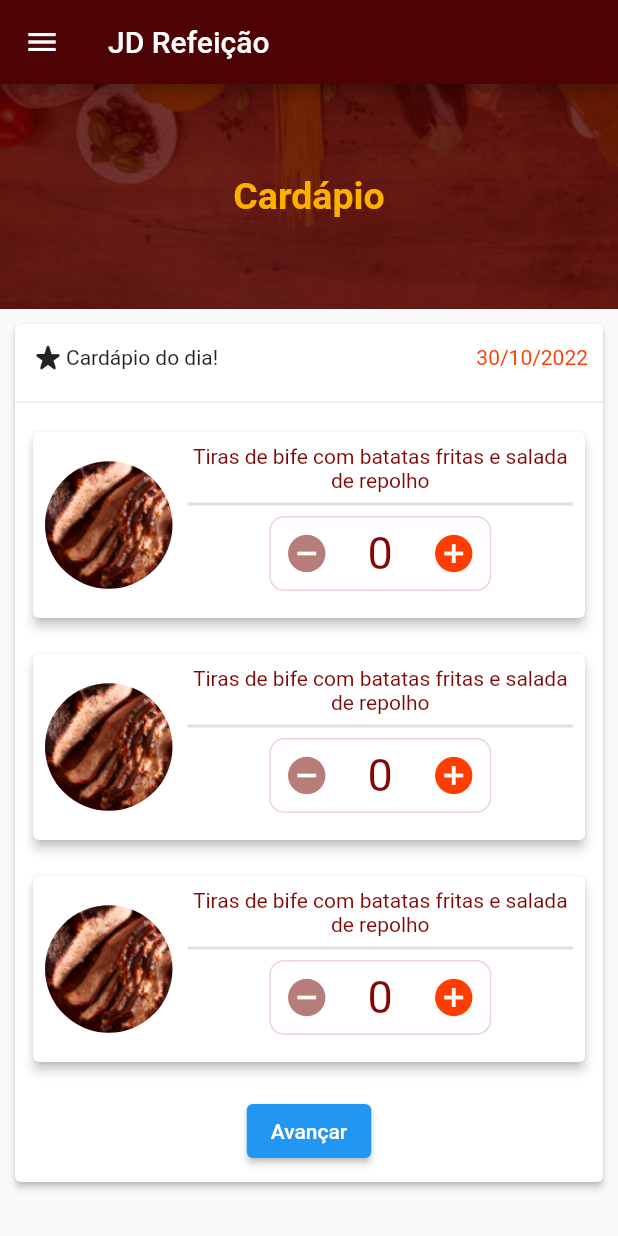
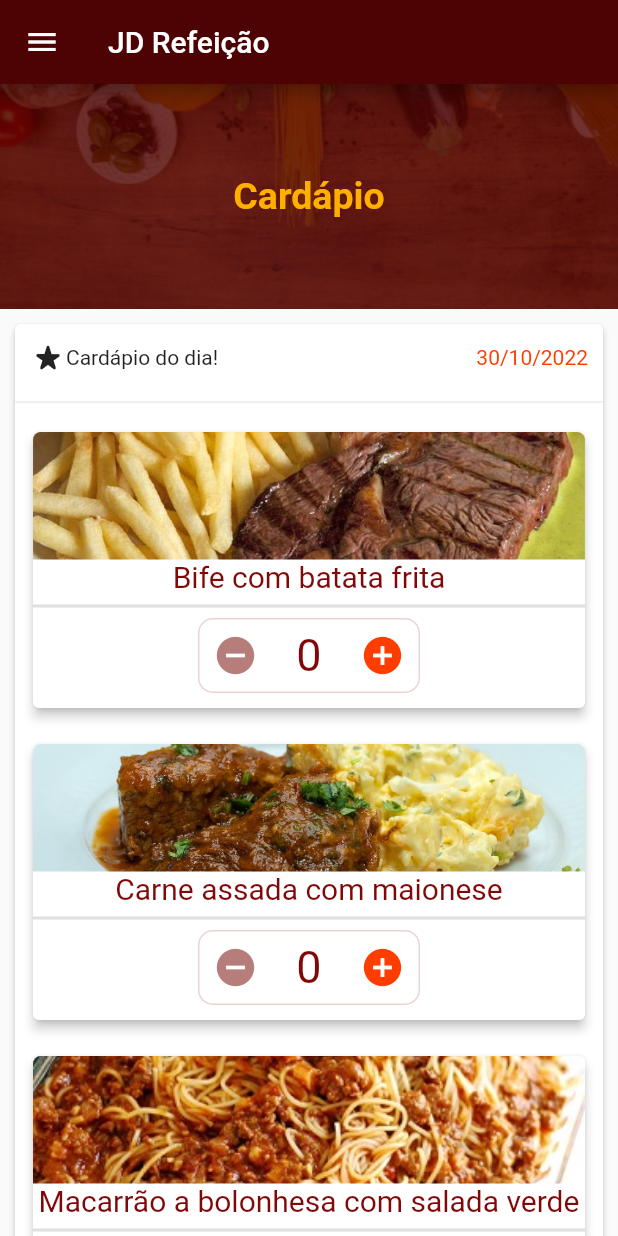
Before and after one commit to deartis/cliente_delivery_flutter, a Flutter app: the screen it shows after launch, on a phone screen of 412 x 824 dp. Run offline on Flutter 3.47's test engine with Material 2 defaults, Android fonts, the phone set to English and light mode, and no system bars.

Commit message:
Loop for sem solução

```diff
--- a/lib/components/drawer.dart
+++ b/lib/components/drawer.dart
@@ -1,5 +1,4 @@
-import 'package:flutter/src/widgets/container.dart';
-import 'package:flutter/src/widgets/framework.dart';
+import 'package:flutter/material.dart';
 
 class Drawer extends StatelessWidget {
   const Drawer({super.key});
--- a/lib/screen/home.dart
+++ b/lib/screen/home.dart
@@ -1,4 +1,5 @@
 import 'package:flutter/material.dart';
+//import 'dart:convert';
 import 'package:app_cliente_restaurante/widgets/item_cardapio_list.dart';
 
 class Home extends StatefulWidget {
@@ -9,20 +10,29 @@ class Home extends StatefulWidget {
 }
 
 class _HomeState extends State<Home> {
-
-
-  Map<String, String> dadosCardapio =
-  {
-    "titulo"  : 'Bife com batata frita',
-    "imagem"  : 'lib/assets/img/bkgTopo.png',
-    "valores" : 'G - 25,00 | P - 18,00',
-  };
+  List<dynamic> dadosCardapio = [
+    {
+      "ID": 1,
+      "titulo": 'Bife com batata frita',
+      "imagem": 'lib/assets/img/bifecomfritas.jpg',
+      "valores": 'G - 25,00 | P - 18,00',
+    },
+    {
+      "ID": 2,
+      "titulo": 'Carne assada com maionese',
+      "imagem": 'lib/assets/img/carneassadamaionese.jpg',
+      "valores": 'G - 25,00 | P - 14,00',
+    },
+    {
+      "ID": 3,
+      "titulo": 'Macarrão a bolonhesa com salada verde',
+      "imagem": 'lib/assets/img/macarraobolonhesa.jpg',
+      "valores": 'G - 25,00 | P - 18,00',
+    },
+  ];
 
   @override
   Widget build(BuildContext context) {
-
-    print(dadosCardapio['titulo']);
-
     return Scaffold(
       drawer: const Drawer(
         child: Text('Drawer'),
@@ -64,9 +74,6 @@ class _HomeState extends State<Home> {
                 width: MediaQuery.of(context).size.width,
                 child: Column(
                   children: [
-                    //====================
-                    //Título do card
-                    //====================
                     Container(
                       decoration: const BoxDecoration(),
                       padding: const EdgeInsets.all(10),
@@ -89,12 +96,31 @@ class _HomeState extends State<Home> {
                     const Divider(),
                     Column(
                       children: [
-                        const ItemCardapioList(),
-                        const ItemCardapioList(),
-                        const ItemCardapioList(),
-                        Container(
-                          padding: const EdgeInsets.symmetric(vertical: 10),
-                          child: ElevatedButton(onPressed: (){}, child: const Text('Avançar')),
+                        for (dynamic item in dadosCardapio)
+                          ItemCardapioList(
+                            '',
+                            title: item['titulo'],
+                            imagem: item['imagem'],
+                            id: item['ID'],
+                          ),
+                        Row(
+                          mainAxisAlignment: MainAxisAlignment.end,
+                          children: [
+                            Padding(
+                              padding: const EdgeInsets.all(10),
+                              child: ElevatedButton(
+                                  style: ElevatedButton.styleFrom(
+                                    backgroundColor: const Color(0xFFFFAF00),
+                                  ),
+                                  onPressed: () {},
+                                  child: const Text(
+                                    'Próximo',
+                                    style: TextStyle(
+                                        color: Color(0xFF4C0303),
+                                        fontWeight: FontWeight.bold),
+                                  )),
+                            ),
+                          ],
                         ),
                       ],
                     ),
--- a/lib/widgets/item_cardapio_list.dart
+++ b/lib/widgets/item_cardapio_list.dart
@@ -1,30 +1,56 @@
 import 'package:flutter/material.dart';
 
 class ItemCardapioList extends StatefulWidget {
-  const ItemCardapioList({Key? key}) : super(key: key);
+  const ItemCardapioList(
+    String s, {
+    Key? key,
+    required this.title,
+    required this.imagem,
+    required this.id,
+  }) : super(key: key);
+
+  final String title;
+  final String imagem;
+  final int id;
 
   @override
   State<ItemCardapioList> createState() => _ItemCardapioListState();
 }
 
 class _ItemCardapioListState extends State<ItemCardapioList> {
+  int count = 0;
+  List listaDePedidos = [];
 
-  int count = 0;
+  _ItemCardapioListState();
+
+  String? get title => null;
 
   @override
   Widget build(BuildContext context) {
+    criarLista() {
+      listaDePedidos[widget.id-1] = {
+        "titulo": widget.title,
+        "ID": widget.id,
+        "Quantidade": count,
+      };
+      return listaDePedidos;
+    }
 
-    void increment(){
+    void increment() {
       setState(() {
         count++;
+        //listaDePedidos[0] = widget.id;
+        listaDePedidos;
+        criarLista;
       });
     }
 
-    void decrement(){
+    void decrement() {
       setState(() {
         count--;
       });
     }
+
     return Row(
       children: [
         Flexible(
@@ -34,31 +60,31 @@ class _ItemCardapioListState extends State<ItemCardapioList> {
               elevation: 3,
               child: Flexible(
                 child: Padding(
-                  padding: const EdgeInsets.all(8.0),
+                  padding: const EdgeInsets.all(0),
                   child: Row(
                     //crossAxisAlignment: CrossAxisAlignment.start,
                     children: [
+                      Flexible(
+                          child: Column(
+                        children: [
                           Container(
-                        width: 85,
+                            //width: 85,
                             height: 85,
-                        decoration: const BoxDecoration(
+                            decoration: BoxDecoration(
+                              borderRadius: const BorderRadius.only(
+                                  topLeft: Radius.circular(5),
+                                  topRight: Radius.circular(5)),
                               image: DecorationImage(
-                            image: AssetImage('lib/assets/img/carne.png'),
+                                image: AssetImage(widget.imagem),
                                 fit: BoxFit.cover,
                               ),
-                          shape: BoxShape.circle,
+                              shape: BoxShape.rectangle,
                             ),
                           ),
-                      Flexible(
-                          child: Padding(
-                        padding: const EdgeInsets.only(left: 10),
-                        child: Column(
-                          children: [
-                            const Text(
-                                'Tiras de bife com batatas '
-                                'fritas e salada de repolho',
-                                style: TextStyle(
+                          Text(widget.title,
+                              style: const TextStyle(
                                 color: Color(0xff800808),
+                                fontSize: 20,
                               ),
                               textAlign: TextAlign.center),
                           const Divider(thickness: 2),
@@ -77,10 +103,13 @@ class _ItemCardapioListState extends State<ItemCardapioList> {
                                   child: Row(
                                     children: [
                                       IconButton(
-                                            onPressed: count <= 0 ? null : decrement,
-                                            icon:  Icon(
+                                          onPressed:
+                                              count <= 0 ? null : decrement,
+                                          icon: Icon(
                                             Icons.remove_circle,
-                                              color: count <= 0 ? const Color(0xffB77D7A): const Color(0xffFF3D00),
+                                            color: count <= 0
+                                                ? const Color(0xffB77D7A)
+                                                : const Color(0xffFF3D00),
                                           ),
                                           iconSize: 30),
                                       SizedBox(
@@ -109,7 +138,6 @@ class _ItemCardapioListState extends State<ItemCardapioList> {
                             ),
                           )),
                         ],
-                        ),
                       ))
                     ],
                   ),
--- a/pubspec.yaml
+++ b/pubspec.yaml
@@ -64,8 +64,7 @@ flutter:
   #   - images/a_dot_burr.jpeg
   #   - images/a_dot_ham.jpeg
   assets:
-    - lib/assets/img/bkgTopo.png
-    - lib/assets/img/carne.png
+    - lib/assets/img/
 
   # An image asset can refer to one or more resolution-specific "variants", see
   # https://flutter.dev/assets-and-images/#resolution-aware
```
Also changed, not shown: flutter_01.png (added), lib/assets/img/bifecomfritas.jpg (added), lib/assets/img/carneassadamaionese.jpg (added), lib/assets/img/macarraobolonhesa.jpg (added). Lines whose indentation alone changed are shown as unchanged.
